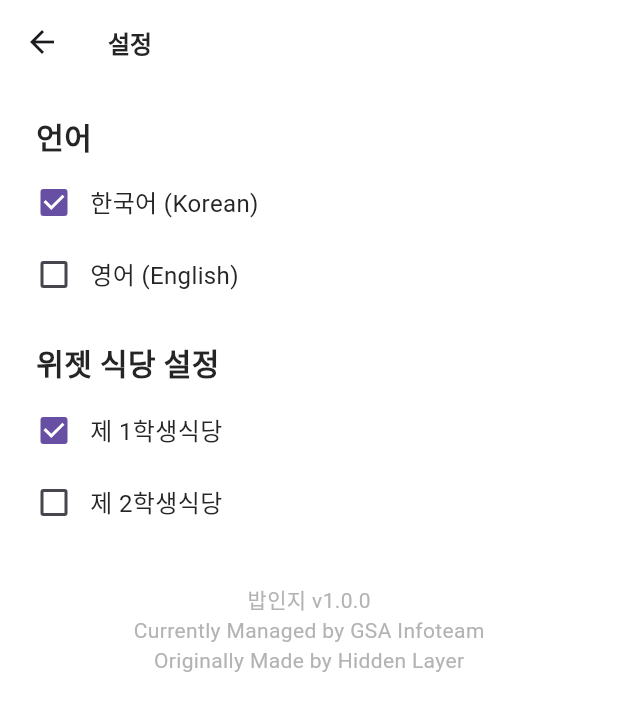
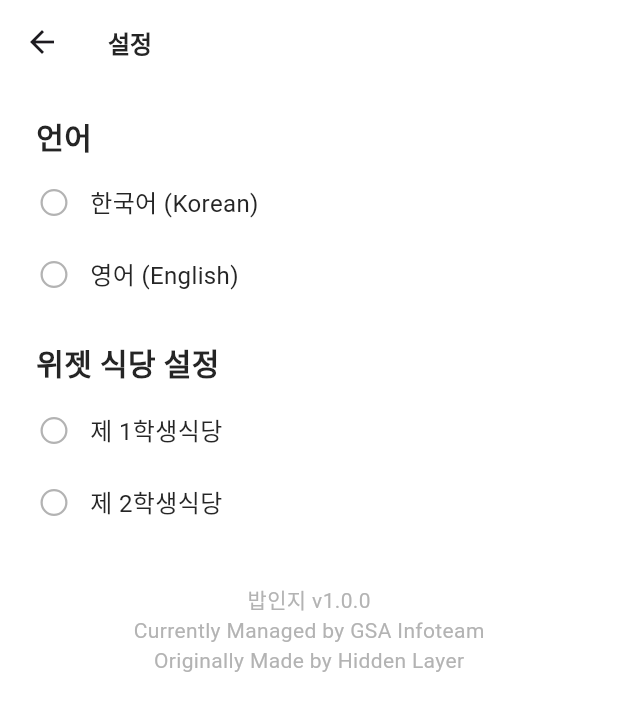
Before and after one commit to dawnfire05/meal-flutter, a Flutter app: the SettingScreen screen opened directly, on a phone screen of 412 x 824 dp. Shown: the top 711 px of the screen. Run offline on Flutter 3.47's test engine with Material 3 defaults, Android fonts, the phone set to English and light mode, and no system bars.

Commit message:
feat: create rice radio button

```diff
--- a/lib/screens/setting_screen.dart
+++ b/lib/screens/setting_screen.dart
@@ -1,5 +1,6 @@
 import 'package:flutter/material.dart';
 import 'package:rice/palette.dart';
+import 'package:rice/widgets/rice_radio.dart';
 
 class SettingScreen extends StatelessWidget {
   const SettingScreen({super.key});
@@ -7,9 +8,7 @@ class SettingScreen extends StatelessWidget {
   @override
   Widget build(BuildContext context) {
     return Scaffold(
-      appBar: AppBar(
-        title: const Text('설정'),
-      ),
+      appBar: AppBar(title: const Text('설정')),
       body: SingleChildScrollView(
         child: Column(
           crossAxisAlignment: CrossAxisAlignment.stretch,
@@ -32,7 +31,7 @@ class SettingScreen extends StatelessWidget {
                 children: [
                   Row(
                     children: [
-                      Checkbox(value: true, onChanged: (_) {}),
+                      RiceRadio(value: true, onChanged: (_) {}),
                       const Text(
                         '한국어 (Korean)',
                         style: TextStyle(fontSize: 16, color: Palette.dark),
@@ -41,7 +40,7 @@ class SettingScreen extends StatelessWidget {
                   ),
                   Row(
                     children: [
-                      Checkbox(value: false, onChanged: (_) {}),
+                      RiceRadio(value: false, onChanged: (_) {}),
                       const Text(
                         '영어 (English)',
                         style: TextStyle(fontSize: 16, color: Palette.dark),
@@ -69,7 +68,7 @@ class SettingScreen extends StatelessWidget {
                 children: [
                   Row(
                     children: [
-                      Checkbox(value: true, onChanged: (_) {}),
+                      RiceRadio(value: true, onChanged: (_) {}),
                       const Text(
                         '제 1학생식당',
                         style: TextStyle(fontSize: 16, color: Palette.dark),
@@ -78,7 +77,7 @@ class SettingScreen extends StatelessWidget {
                   ),
                   Row(
                     children: [
-                      Checkbox(value: false, onChanged: (_) {}),
+                      RiceRadio(value: false, onChanged: (_) {}),
                       const Text(
                         '제 2학생식당',
                         style: TextStyle(fontSize: 16, color: Palette.dark),
--- /dev/null
+++ b/lib/widgets/rice_radio.dart
@@ -0,0 +1,26 @@
+import 'package:flutter/material.dart';
+import 'package:rice/palette.dart';
+
+class RiceRadio<T> extends StatelessWidget {
+  const RiceRadio({
+    super.key,
+    required this.value,
+    required this.onChanged,
+    this.groupValue,
+  });
+
+  final T value;
+  final T? groupValue;
+  final ValueChanged<T> onChanged;
+
+  @override
+  Widget build(BuildContext context) {
+    return Checkbox(
+      shape: const CircleBorder(),
+      side: const BorderSide(color: Palette.grey, width: 1.5),
+      activeColor: Palette.primary,
+      value: value == groupValue,
+      onChanged: (_) => onChanged(value),
+    );
+  }
+}
```
